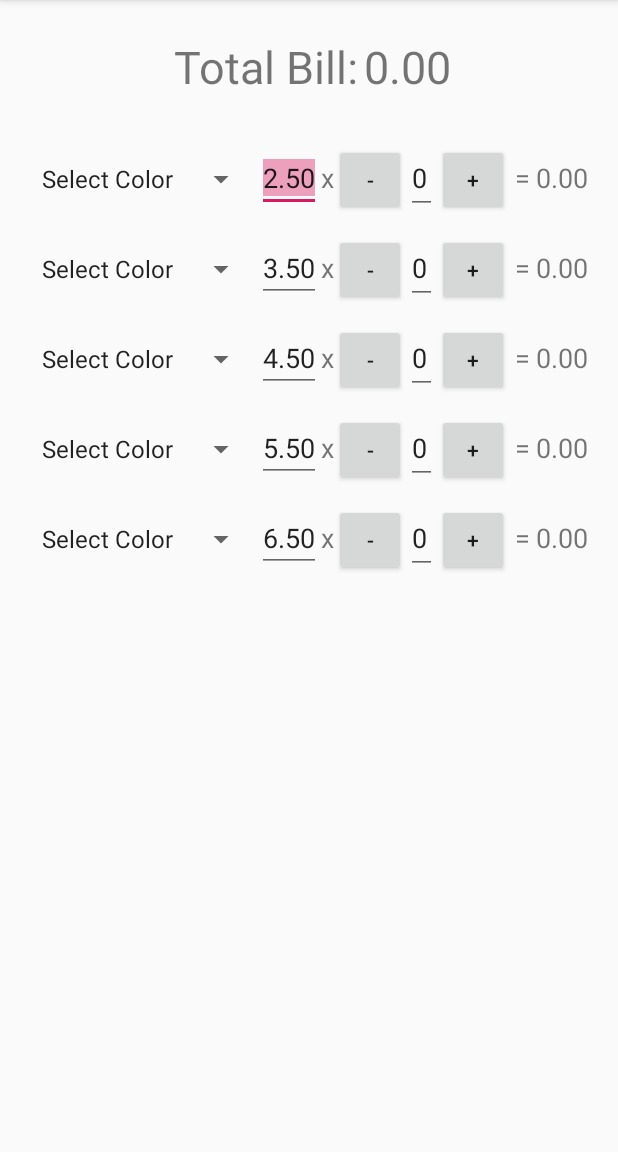
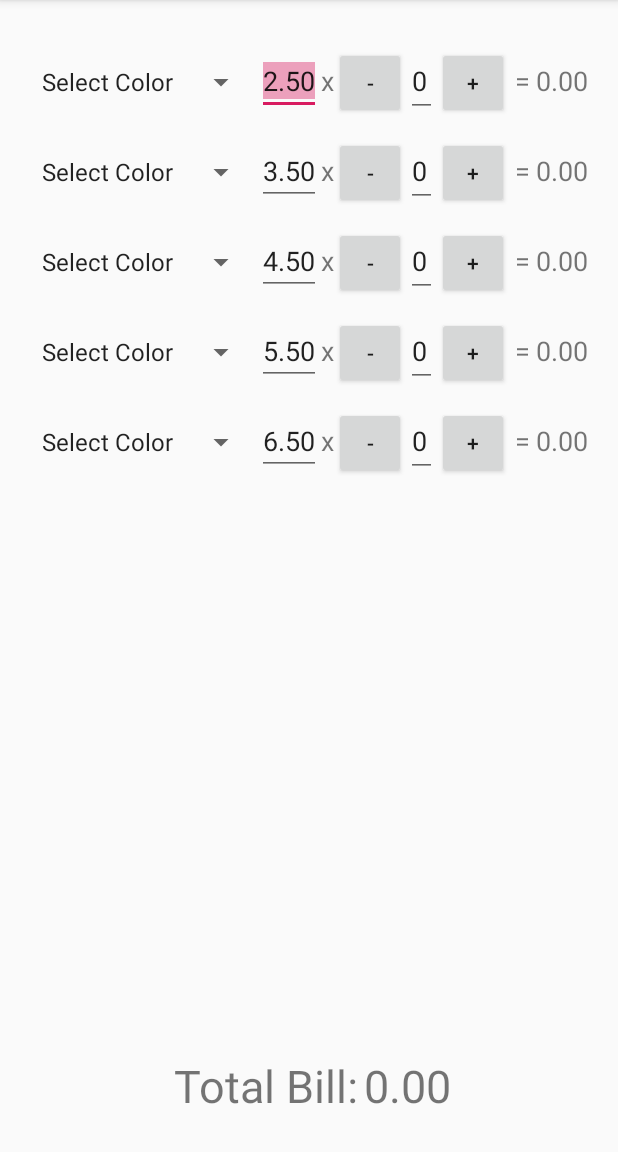
Before and after one commit to LJGladic/SushiPlateBillCalculator, an Android app: the screen it shows after launch (MainActivity), on a phone screen of 412 x 824 dp, the part 84-1236 px from its top. Run offline under Robolectric (Android 15) with nearby library versions, the phone set to English and light mode, and no system bars.

Commit message:
Moved total bill to bottom of screen

```diff
--- a/app/src/main/res/layout/activity_main.xml
+++ b/app/src/main/res/layout/activity_main.xml
@@ -11,11 +11,11 @@
         android:id="@+id/totalBillLayout"
         android:layout_width="wrap_content"
         android:layout_height="wrap_content"
-        android:layout_marginTop="24dp"
+        android:layout_marginBottom="24dp"
         android:orientation="horizontal"
+        app:layout_constraintBottom_toBottomOf="parent"
         app:layout_constraintEnd_toEndOf="parent"
-        app:layout_constraintStart_toStartOf="parent"
-        app:layout_constraintTop_toTopOf="parent">
+        app:layout_constraintStart_toStartOf="parent">
 
         <TextView
             android:id="@+id/totalBillText"
@@ -43,7 +43,7 @@
         android:orientation="vertical"
         app:layout_constraintEnd_toEndOf="parent"
         app:layout_constraintStart_toStartOf="parent"
-        app:layout_constraintTop_toBottomOf="@+id/totalBillLayout">
+        app:layout_constraintTop_toTopOf="parent">
 
         <LinearLayout
             android:id="@+id/yellowPlateRow"
```
